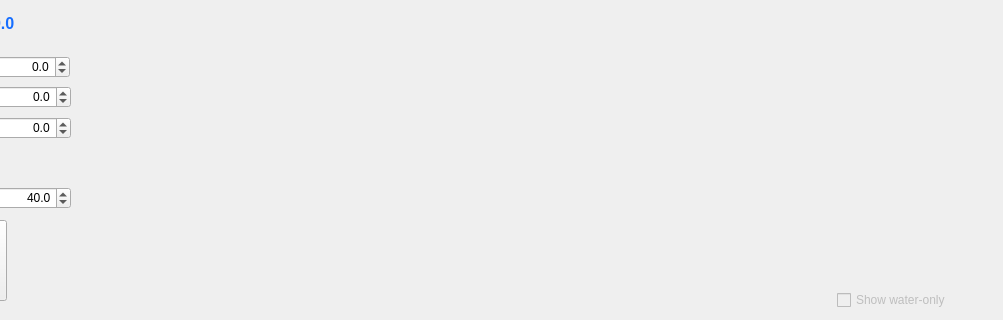
First picture: the form in BabelBrain/Babel_H317/form.ui, repository ProteusMRIgHIFU/BabelBrain, before the edit; both pictures show x 248 to 1251 and y 153 to 473 of the 1251 by 473 pixel window.
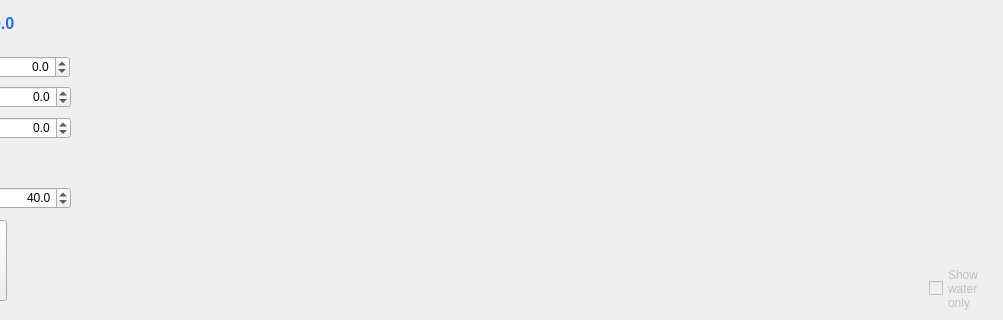
Second picture: the form after the edit.

Commit message: Addressed issue #25 - implemented scroll bars widget for step 2 subplots for all transducer types

The edit to the form file:
```diff
--- a/BabelBrain/Babel_H317/form.ui
+++ b/BabelBrain/Babel_H317/form.ui
@@ -206,7 +206,7 @@
      <x>343</x>
      <y>30</y>
      <width>868</width>
-     <height>400</height>
+     <height>381</height>
     </rect>
    </property>
   </widget>
@@ -418,20 +418,32 @@
     <double>40.000000000000000</double>
    </property>
   </widget>
+  <widget class="QWidget" name="IsppaScrollBars" native="true">
+   <property name="geometry">
+    <rect>
+     <x>405</x>
+     <y>410</y>
+     <width>730</width>
+     <height>61</height>
+    </rect>
+   </property>
+  </widget>
   <widget class="QCheckBox" name="ShowWaterResultscheckBox">
    <property name="enabled">
     <bool>false</bool>
    </property>
    <property name="geometry">
     <rect>
-     <x>1085</x>
-     <y>443</y>
-     <width>124</width>
-     <height>20</height>
+     <x>1177</x>
+     <y>416</y>
+     <width>71</width>
+     <height>51</height>
     </rect>
    </property>
    <property name="text">
-    <string>Show water-only</string>
+    <string>Show
+water
+only</string>
    </property>
   </widget>
  </widget>
```
The commit also changes 9 other files.
